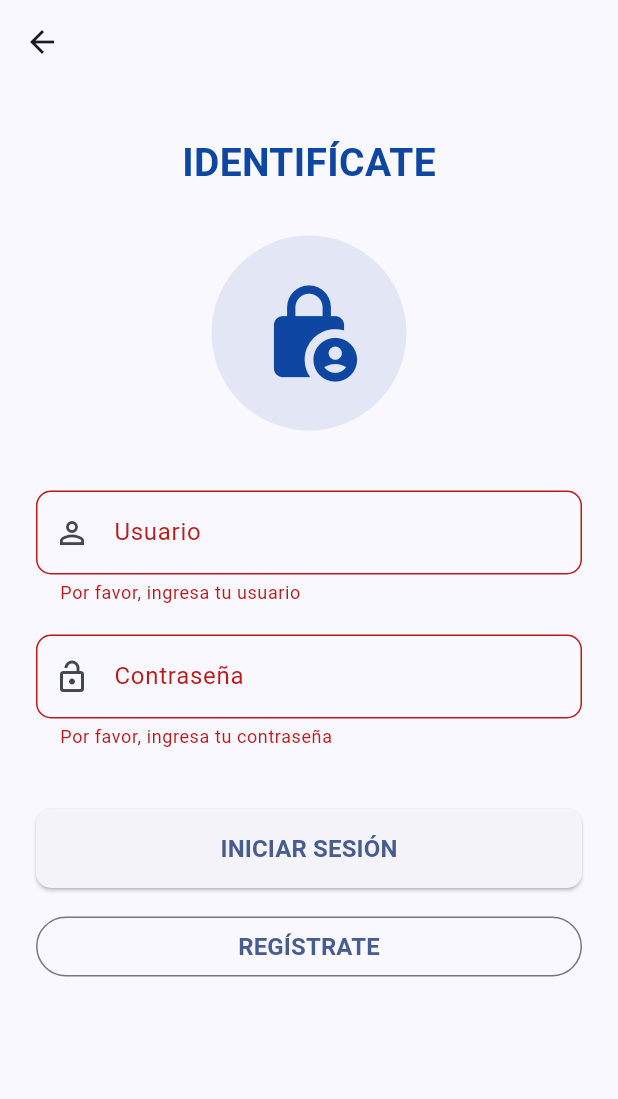
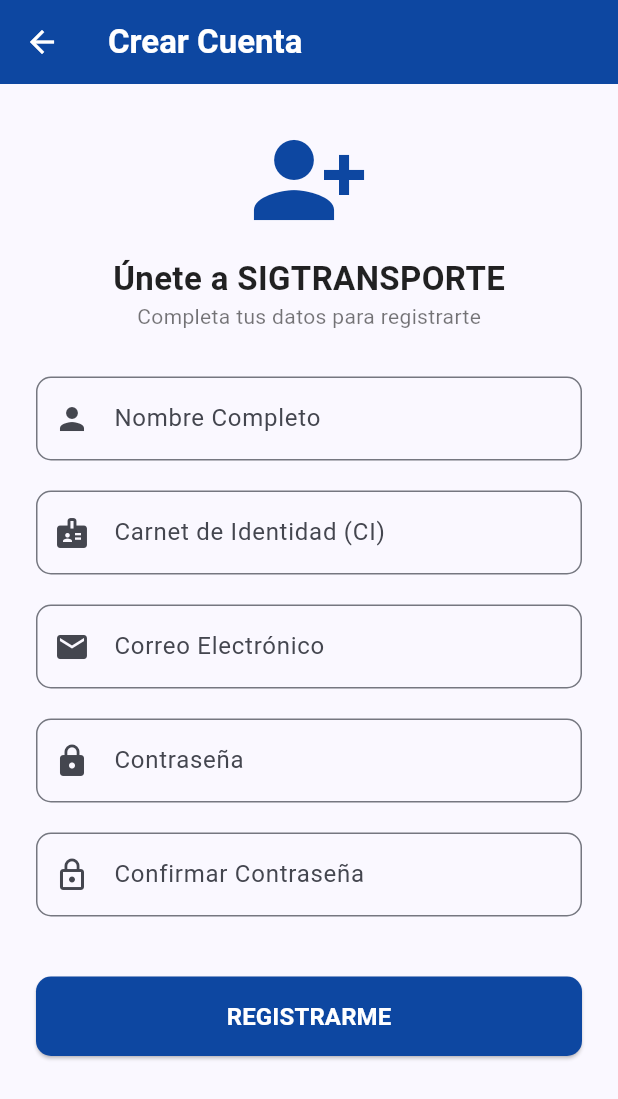
Before and after one commit to Adrian232512/sig_transporte_app, a Flutter app: the AuthScreen screen opened directly, after a tap on "INICIAR SESIÓN", after a tap on "REGÍSTRATE", on a phone screen of 412 x 824 dp. Shown: the top 1099 px of the screen. Run offline on Flutter 3.47's test engine with Material 3 defaults, Android fonts, the phone set to English and light mode, and no system bars; our stand-ins replace qr_flutter.

Commit message:
feat: creación de base de datos MySQL, desarrollo de API REST en Laravel y conexión Full Stack con Flutter para registro y login de usuarios

```diff
--- a/lib/screens/auth_screen.dart
+++ b/lib/screens/auth_screen.dart
@@ -1,5 +1,8 @@
 import 'package:flutter/material.dart';
+import 'package:http/http.dart' as http;
+import 'dart:convert';
 import 'dashboard_screen.dart';
+import 'register_screen.dart';
 
 class AuthScreen extends StatefulWidget {
   const AuthScreen({super.key});
@@ -9,27 +12,66 @@
 }
 
 class _AuthScreenState extends State<AuthScreen> {
-  // Clave global para controlar y validar el estado del formulario
   final _formKey = GlobalKey<FormState>();
-
-  // Controladores para capturar lo que el usuario escribe
   final _userController = TextEditingController();
   final _passwordController = TextEditingController();
 
-  void _procesarLogin() {
-    // Valida que los campos cumplan con las condiciones antes de avanzar
+  bool _isLoading = false; // Control de animación de carga
+
+  void _procesarLogin() async {
     if (_formKey.currentState!.validate()) {
-      // Credenciales de prueba académicas
+
+      // 1. PUERTA TRASERA (Emergencia para la demostración)
       if (_userController.text == 'admin' && _passwordController.text == '1234') {
-        Navigator.push(
-          context,
-          MaterialPageRoute(builder: (context) => const DashboardScreen()),
+        Navigator.push(context, MaterialPageRoute(builder: (context) => const DashboardScreen()));
+        return;
+      }
+
+      // 2. CONEXIÓN REAL A MYSQL
+      setState(() => _isLoading = true);
+
+      // Usamos tu IP de Wi-Fi confirmada
+      const String ipComputadora = '192.168.1.12';
+      final Uri url = Uri.parse('http://$ipComputadora:8000/api/login');
+
+      try {
+        final response = await http.post(
+          url,
+          headers: {'Content-Type': 'application/json', 'Accept': 'application/json'},
+          body: jsonEncode({
+            'email': _userController.text, // El input ahora se usa como correo
+            'password': _passwordController.text,
+          }),
         );
-      } else {
-        // Muestra una notificación si los datos son incorrectos
+
+        setState(() => _isLoading = false);
+
+        if (response.statusCode == 200) {
+          // Si el login es correcto (200 OK)
+          if (!mounted) return;
+          ScaffoldMessenger.of(context).showSnackBar(
+            const SnackBar(content: Text('Sesión iniciada correctamente'), backgroundColor: Colors.green),
+          );
+          Navigator.push(
+            context,
+            MaterialPageRoute(builder: (context) => const DashboardScreen()),
+          );
+        } else {
+          // Si Laravel rechaza las credenciales (401)
+          final errorData = jsonDecode(response.body);
+          if (!mounted) return;
+          ScaffoldMessenger.of(context).showSnackBar(
+            SnackBar(
+              content: Text(errorData['message'] ?? 'Credenciales incorrectas'),
+              backgroundColor: Colors.red,
+            ),
+          );
+        }
+      } catch (e) {
+        setState(() => _isLoading = false);
         ScaffoldMessenger.of(context).showSnackBar(
           const SnackBar(
-            content: Text('Usuario o contraseña incorrectos'),
+            content: Text('Error de red. Verifica la conexión al servidor.'),
             backgroundColor: Colors.red,
           ),
         );
@@ -50,70 +92,56 @@
               mainAxisAlignment: MainAxisAlignment.center,
               children: [
                 const SizedBox(height: 10),
-                const Text(
-                  'IDENTIFÍCATE',
-                  style: TextStyle(fontSize: 26, fontWeight: FontWeight.bold, color: Color(0xFF0D47A1)),
-                ),
+                const Text('IDENTIFÍCATE', style: TextStyle(fontSize: 26, fontWeight: FontWeight.bold, color: Color(0xFF0D47A1))),
                 const SizedBox(height: 30),
-                // Reemplazo del círculo por un logo de autenticación moderno
                 Container(
-                  width: 130,
-                  height: 130,
-                  decoration: BoxDecoration(
-                    color: const Color(0xFF0D47A1).withOpacity(0.1),
-                    shape: BoxShape.circle,
-                  ),
-                  child: const Center(
-                    child: Icon(Icons.lock_person_rounded, size: 70, color: Color(0xFF0D47A1)),
-                  ),
+                  width: 130, height: 130,
+                  decoration: BoxDecoration(color: const Color(0xFF0D47A1).withOpacity(0.1), shape: BoxShape.circle),
+                  child: const Center(child: Icon(Icons.lock_person_rounded, size: 70, color: Color(0xFF0D47A1))),
                 ),
                 const SizedBox(height: 40),
-                // Campo de entrada para el Usuario
+
                 TextFormField(
                   controller: _userController,
+                  keyboardType: TextInputType.emailAddress,
                   decoration: InputDecoration(
-                    labelText: 'Usuario',
-                    prefixIcon: const Icon(Icons.person_outline),
+                    labelText: 'Correo Electrónico',
+                    prefixIcon: const Icon(Icons.email_outlined),
                     border: OutlineInputBorder(borderRadius: BorderRadius.circular(10)),
                   ),
-                  validator: (value) {
-                    if (value == null || value.isEmpty) {
-                      return 'Por favor, ingresa tu usuario';
-                    }
-                    return null;
-                  },
+                  validator: (value) => (value == null || value.isEmpty) ? 'Por favor, ingresa tu correo' : null,
                 ),
                 const SizedBox(height: 20),
-                // Campo de entrada para la Contraseña
+
                 TextFormField(
                   controller: _passwordController,
-                  obscureText: true, // Oculta el texto escribiendo puntitos
+                  obscureText: true,
                   decoration: InputDecoration(
                     labelText: 'Contraseña',
                     prefixIcon: const Icon(Icons.lock_open_outlined),
                     border: OutlineInputBorder(borderRadius: BorderRadius.circular(10)),
                   ),
-                  validator: (value) {
-                    if (value == null || value.isEmpty) {
-                      return 'Por favor, ingresa tu contraseña';
-                    }
-                    return null;
-                  },
+                  validator: (value) => (value == null || value.isEmpty) ? 'Por favor, ingresa tu contraseña' : null,
                 ),
                 const SizedBox(height: 40),
-                // Botón Iniciar Sesión con lógica vinculada
+
                 SizedBox(
                   width: double.infinity,
                   child: ElevatedButton(
-                    onPressed: _procesarLogin,
-                    child: const Text('INICIAR SESIÓN', style: TextStyle(fontSize: 16, fontWeight: FontWeight.bold)),
+                    onPressed: _isLoading ? null : _procesarLogin,
+                    child: _isLoading
+                      ? const CircularProgressIndicator(color: Colors.white)
+                      : const Text('INICIAR SESIÓN', style: TextStyle(fontSize: 16, fontWeight: FontWeight.bold, color: Colors.white)),
                   ),
                 ),
                 const SizedBox(height: 15),
+
                 SizedBox(
                   width: double.infinity,
                   child: OutlinedButton(
-                    onPressed: () {},
+                    onPressed: () {
+                      Navigator.push(context, MaterialPageRoute(builder: (context) => const RegisterScreen()));
+                    },
                     child: const Text('REGÍSTRATE', style: TextStyle(fontSize: 16, fontWeight: FontWeight.bold)),
                   ),
                 ),
--- /dev/null
+++ b/lib/screens/register_screen.dart
@@ -0,0 +1,211 @@
+import 'package:flutter/material.dart';
+import 'package:http/http.dart' as http;
+import 'dart:convert'; // Para codificar y decodificar JSON
+
+class RegisterScreen extends StatefulWidget {
+  const RegisterScreen({super.key});
+
+  @override
+  State<RegisterScreen> createState() => _RegisterScreenState();
+}
+
+class _RegisterScreenState extends State<RegisterScreen> {
+  final _formKey = GlobalKey<FormState>();
+
+  final _nameController = TextEditingController();
+  final _ciController = TextEditingController();
+  final _emailController = TextEditingController();
+  final _passwordController = TextEditingController();
+  final _confirmPasswordController = TextEditingController();
+
+  bool _isLoading = false; // Variable para mostrar un circulo de carga mientras el servidor responde
+
+  void _procesarRegistro() async {
+    if (_formKey.currentState!.validate()) {
+      setState(() => _isLoading = true); // Encendemos la animación de carga
+
+      // ¡IMPORTANTE! Cambia esta IP por tu Dirección IPv4 real de Windows
+      const String ipComputadora = '192.168.1.12';
+      final Uri url = Uri.parse('http://$ipComputadora:8000/api/register');
+
+      try {
+        // Hacemos la petición POST a tu API de Laravel
+        final response = await http.post(
+          url,
+          headers: {'Content-Type': 'application/json', 'Accept': 'application/json'},
+          body: jsonEncode({
+            'name': _nameController.text,
+            'ci': _ciController.text,
+            'email': _emailController.text,
+            'password': _passwordController.text,
+          }),
+        );
+
+        setState(() => _isLoading = false); // Apagamos la animación
+
+        // Si Laravel responde que se creó (201 Created)
+        if (response.statusCode == 201) {
+          if (!mounted) return;
+          ScaffoldMessenger.of(context).showSnackBar(
+            const SnackBar(
+              content: Text('¡Cuenta creada exitosamente en la Base de Datos!'),
+              backgroundColor: Colors.green,
+              duration: Duration(seconds: 4),
+            ),
+          );
+          Navigator.pop(context); // Volvemos al Login
+        } else {
+          // Si hay errores (ej. correo duplicado)
+          final Map<String, dynamic> errorData = jsonDecode(response.body);
+          if (!mounted) return;
+          ScaffoldMessenger.of(context).showSnackBar(
+            SnackBar(
+              content: Text(errorData['message'] ?? 'Error al registrar usuario'),
+              backgroundColor: Colors.red,
+            ),
+          );
+        }
+      } catch (e) {
+        setState(() => _isLoading = false);
+        ScaffoldMessenger.of(context).showSnackBar(
+          const SnackBar(
+            content: Text('Error de conexión. Revisa que Laravel esté corriendo y la IP sea correcta.'),
+            backgroundColor: Colors.red,
+          ),
+        );
+      }
+    }
+  }
+
+  @override
+  void dispose() {
+    _nameController.dispose();
+    _ciController.dispose();
+    _emailController.dispose();
+    _passwordController.dispose();
+    _confirmPasswordController.dispose();
+    super.dispose();
+  }
+
+  @override
+  Widget build(BuildContext context) {
+    return Scaffold(
+      appBar: AppBar(
+        title: const Text('Crear Cuenta', style: TextStyle(fontWeight: FontWeight.bold)),
+        backgroundColor: const Color(0xFF0D47A1),
+        foregroundColor: Colors.white,
+        elevation: 0,
+      ),
+      body: SingleChildScrollView(
+        child: Padding(
+          padding: const EdgeInsets.all(24.0),
+          child: Form(
+            key: _formKey,
+            child: Column(
+              crossAxisAlignment: CrossAxisAlignment.center,
+              children: [
+                const Icon(Icons.person_add_alt_1, size: 80, color: Color(0xFF0D47A1)),
+                const SizedBox(height: 10),
+                const Text('Únete a SIGTRANSPORTE', style: TextStyle(fontSize: 22, fontWeight: FontWeight.bold, color: Colors.black87)),
+                const Text('Completa tus datos para registrarte', style: TextStyle(color: Colors.black54)),
+                const SizedBox(height: 30),
+
+                TextFormField(
+                  controller: _nameController,
+                  textCapitalization: TextCapitalization.words,
+                  decoration: InputDecoration(
+                    labelText: 'Nombre Completo',
+                    prefixIcon: const Icon(Icons.person),
+                    border: OutlineInputBorder(borderRadius: BorderRadius.circular(10)),
+                  ),
+                  validator: (value) => (value == null || value.isEmpty) ? 'Debes ingresar tu nombre' : null,
+                ),
+                const SizedBox(height: 20),
+
+                TextFormField(
+                  controller: _ciController,
+                  keyboardType: TextInputType.number,
+                  decoration: InputDecoration(
+                    labelText: 'Carnet de Identidad (CI)',
+                    prefixIcon: const Icon(Icons.badge),
+                    border: OutlineInputBorder(borderRadius: BorderRadius.circular(10)),
+                  ),
+                  validator: (value) {
+                    if (value == null || value.isEmpty) return 'Debes ingresar tu CI';
+                    if (int.tryParse(value) == null) return 'El CI solo debe contener números';
+                    return null;
+                  },
+                ),
+                const SizedBox(height: 20),
+
+                TextFormField(
+                  controller: _emailController,
+                  keyboardType: TextInputType.emailAddress,
+                  decoration: InputDecoration(
+                    labelText: 'Correo Electrónico',
+                    prefixIcon: const Icon(Icons.email),
+                    border: OutlineInputBorder(borderRadius: BorderRadius.circular(10)),
+                  ),
+                  validator: (value) {
+                    if (value == null || value.isEmpty) return 'Ingresa tu correo';
+                    if (!value.contains('@')) return 'Ingresa un correo válido';
+                    return null;
+                  },
+                ),
+                const SizedBox(height: 20),
+
+                TextFormField(
+                  controller: _passwordController,
+                  obscureText: true,
+                  decoration: InputDecoration(
+                    labelText: 'Contraseña',
+                    prefixIcon: const Icon(Icons.lock),
+                    border: OutlineInputBorder(borderRadius: BorderRadius.circular(10)),
+                  ),
+                  validator: (value) {
+                    if (value == null || value.isEmpty) return 'Crea una contraseña';
+                    if (value.length < 6) return 'Debe tener al menos 6 caracteres';
+                    return null;
+                  },
+                ),
+                const SizedBox(height: 20),
+
+                TextFormField(
+                  controller: _confirmPasswordController,
+                  obscureText: true,
+                  decoration: InputDecoration(
+                    labelText: 'Confirmar Contraseña',
+                    prefixIcon: const Icon(Icons.lock_outline),
+                    border: OutlineInputBorder(borderRadius: BorderRadius.circular(10)),
+                  ),
+                  validator: (value) {
+                    if (value == null || value.isEmpty) return 'Confirma tu contraseña';
+                    if (value != _passwordController.text) return 'Las contraseñas no coinciden';
+                    return null;
+                  },
+                ),
+                const SizedBox(height: 40),
+
+                SizedBox(
+                  width: double.infinity,
+                  child: ElevatedButton(
+                    style: ElevatedButton.styleFrom(
+                      backgroundColor: const Color(0xFF0D47A1),
+                      padding: const EdgeInsets.symmetric(vertical: 15),
+                      shape: RoundedRectangleBorder(borderRadius: BorderRadius.circular(10)),
+                    ),
+                    onPressed: _isLoading ? null : _procesarRegistro, // Desactiva el botón si está cargando
+                    child: _isLoading
+                        ? const CircularProgressIndicator(color: Colors.white)
+                        : const Text('REGISTRARME', style: TextStyle(fontSize: 16, fontWeight: FontWeight.bold, color: Colors.white)),
+                  ),
+                ),
+                const SizedBox(height: 20),
+              ],
+            ),
+          ),
+        ),
+      ),
+    );
+  }
+}
--- a/pubspec.yaml
+++ b/pubspec.yaml
@@ -35,6 +35,7 @@
   # Use with the CupertinoIcons class for iOS style icons.
   cupertino_icons: ^1.0.8
   qr_flutter: ^4.1.0
+  http: ^1.6.0
 
 dev_dependencies:
   flutter_test:
```
Also changed, not shown: pubspec.lock.
